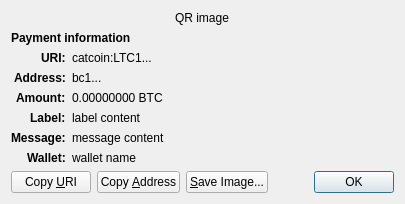
The window that src/qt/forms/receiverequestdialog.ui (ahmedbodi/catcoin-new) describes before a commit, drawn with Qt 5.
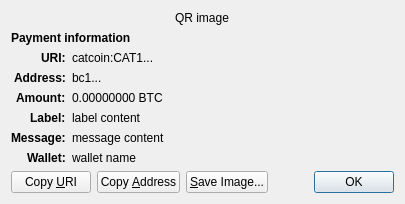
The same window after the commit. Custom widgets are drawn as their Qt base class.

```diff
--- a/src/qt/forms/receiverequestdialog.ui
+++ b/src/qt/forms/receiverequestdialog.ui
@@ -65,7 +65,7 @@
    <item row="2" column="1" alignment="Qt::AlignTop">
     <widget class="QLabel" name="uri_content">
      <property name="text">
-      <string notr="true">catcoin:LTC1...</string>
+      <string notr="true">catcoin:CAT1...</string>
      </property>
      <property name="textFormat">
       <enum>Qt::RichText</enum>
```
